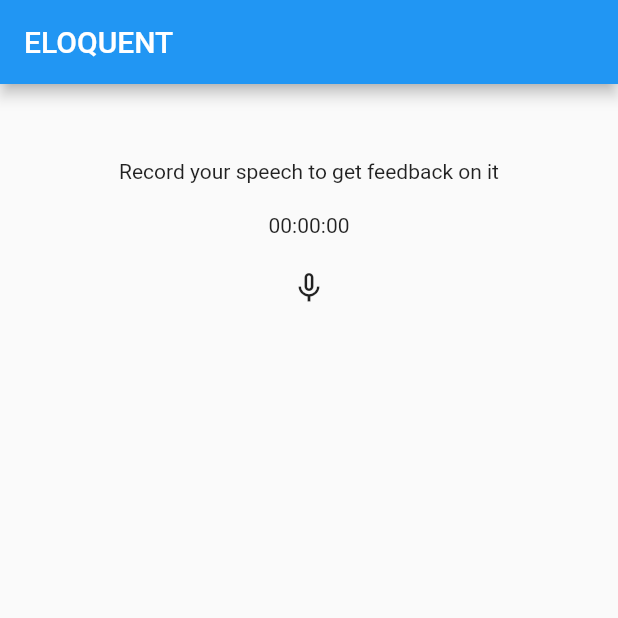
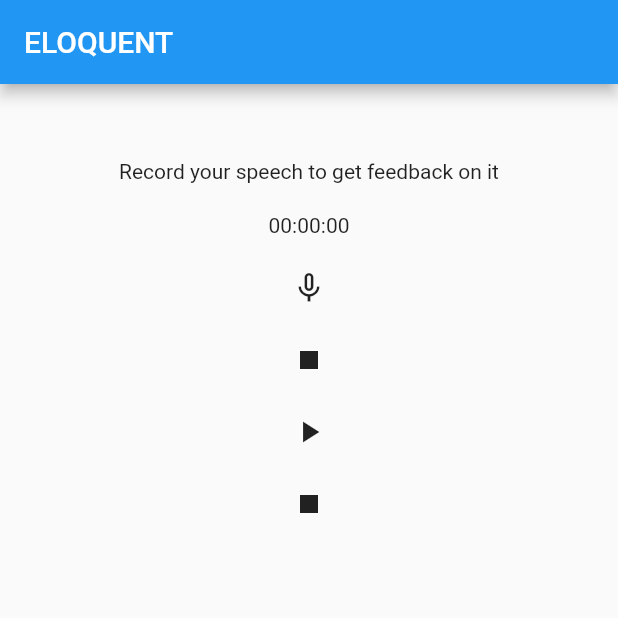
Before and after one commit to heymage/eloquent-hackathon, a Flutter app: the screen it shows after launch, after a tap on the "mic none" icon, on a phone screen of 412 x 824 dp, the top half of it. Run offline on Flutter 3.47's test engine with Material 2 defaults, Android fonts, the phone set to English and light mode, and no system bars; missing offline and left inert: flutter_sound.

Commit message:
basic UI created

```diff
--- a/lib/screens/recording_page.dart
+++ b/lib/screens/recording_page.dart
@@ -1,30 +1,58 @@
 import 'package:flutter/material.dart';
+import 'package:flutter_sound/flutter_sound.dart';
+import 'package:path_provider/path_provider.dart';
+import 'dart:io';
 
-class RecordingPage extends StatelessWidget {
+class RecordingPage extends StatefulWidget {
+  @override
+  _RecordingPageState createState() => _RecordingPageState();
+}
 
-  void recordSpeech() {
-    print("Recording...");
-  }
+class _RecordingPageState extends State<RecordingPage> {
+  FlutterSound flutterSound = FlutterSound();
 
   @override
   Widget build(BuildContext context) {
     return Scaffold(
-      appBar: AppBar(
-        title: Text('ELOQUENT'),
-      ),
-      body: Center(
-        child: Column(
+        appBar: AppBar(
+          title: Text('ELOQUENT'),
+        ),
+        body: Center(
+            child: Column(
           children: <Widget>[
             SizedBox(height: 50),
             Text("Record your speech to get feedback on it"),
             SizedBox(height: 20),
             Text("00:00:00"),
             SizedBox(height: 10),
-            IconButton(icon: Icon(Icons.mic_none), onPressed: recordSpeech)
-
+            IconButton(
+                icon: Icon(Icons.mic_none),
+                onPressed: () async {
+                  Directory tempDir = await getTemporaryDirectory();
+                  File outputFile =
+                      File('${tempDir.path}/flutter_sound-tmp.aac');
+                  String path = await flutterSound.startRecorder(
+                    uri: outputFile.path,
+                    codec: t_CODEC.CODEC_AAC,
+                  );
+                  print(path);
+                }),
+            IconButton(
+                icon: Icon(Icons.stop),
+                onPressed: () async {
+                  String result = await flutterSound.stopRecorder();
+                  print(result);
+                }),
+            IconButton(
+                icon: Icon(Icons.play_arrow),
+                onPressed: () async {
+                  Directory tempDir = await getTemporaryDirectory();
+                  File fin = File('${tempDir.path}/flutter_sound-tmp.aac');
+                  String result = await flutterSound.startPlayer(fin.path);
+                  print(result);
+                }),
+            IconButton(icon: Icon(Icons.stop), onPressed: () async {}),
           ],
-        )
-      )
-      );
+        )));
   }
 }
--- a/pubspec.yaml
+++ b/pubspec.yaml
@@ -24,6 +24,8 @@ dependencies:
   # Use with the CupertinoIcons class for iOS style icons.
   cupertino_icons: ^0.1.2
   flutter_audio_recorder: ^0.5.5
+  flutter_sound: ^2.0.4
+  path_provider:
 
 dev_dependencies:
   flutter_test:
```
Also changed, not shown: lib/process/audio_player.dart (added), pubspec.lock, 1 other file.
